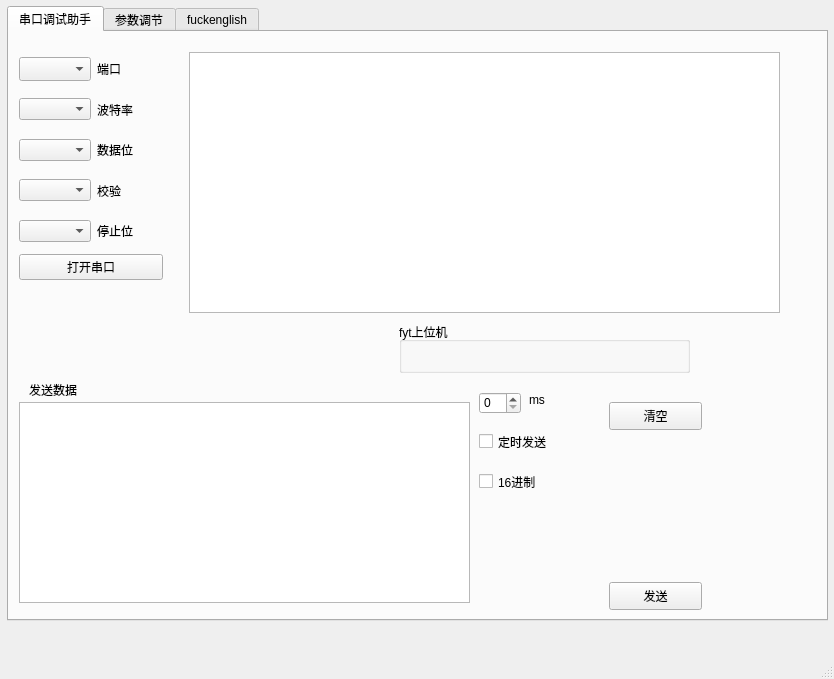
Above: mainwindow.ui from duan-jia/fyt_shangweiji before the change. Below: the same form after it.
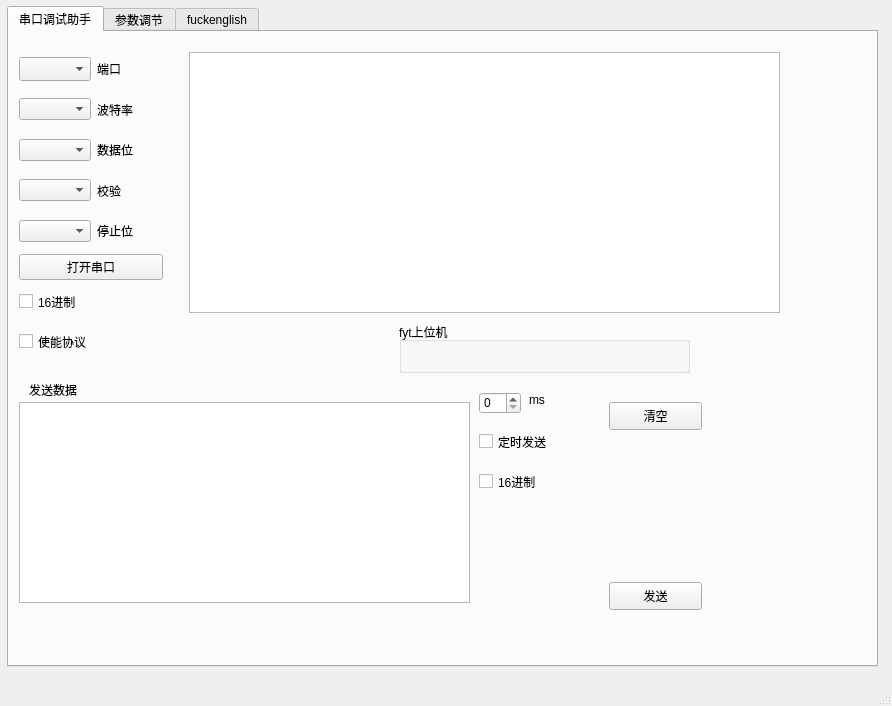
That is the form after the change. The open tabs and pages were chosen to show the change. Custom widgets are drawn as their Qt base class.

The edit to the form file:
```diff
--- a/mainwindow.ui
+++ b/mainwindow.ui
@@ -6,8 +6,8 @@
    <rect>
     <x>0</x>
     <y>0</y>
-    <width>834</width>
-    <height>679</height>
+    <width>892</width>
+    <height>706</height>
    </rect>
   </property>
   <property name="windowTitle">
@@ -19,8 +19,8 @@
      <rect>
       <x>7</x>
       <y>6</y>
-      <width>821</width>
-      <height>615</height>
+      <width>871</width>
+      <height>661</height>
      </rect>
     </property>
     <property name="currentIndex">
@@ -266,6 +266,32 @@
        <string>16进制</string>
       </property>
      </widget>
+     <widget class="QCheckBox" name="AnoCb">
+      <property name="geometry">
+       <rect>
+        <x>10</x>
+        <y>300</y>
+        <width>91</width>
+        <height>19</height>
+       </rect>
+      </property>
+      <property name="text">
+       <string>使能协议</string>
+      </property>
+     </widget>
+     <widget class="QCheckBox" name="rxHexCb">
+      <property name="geometry">
+       <rect>
+        <x>10</x>
+        <y>260</y>
+        <width>91</width>
+        <height>19</height>
+       </rect>
+      </property>
+      <property name="text">
+       <string>16进制</string>
+      </property>
+     </widget>
     </widget>
     <widget class="QWidget" name="tab2">
      <attribute name="title">
@@ -307,6 +333,12 @@
    <extends>QComboBox</extends>
    <header>vcombox.h</header>
   </customwidget>
+  <customwidget>
+   <class>vQCustomPlot</class>
+   <extends>QWidget</extends>
+   <header>vqcustomplot.h</header>
+   <container>1</container>
+  </customwidget>
  </customwidgets>
  <resources/>
  <connections/>
```
Left out of the diff: 16 changed lines with no effect on the pictures.
